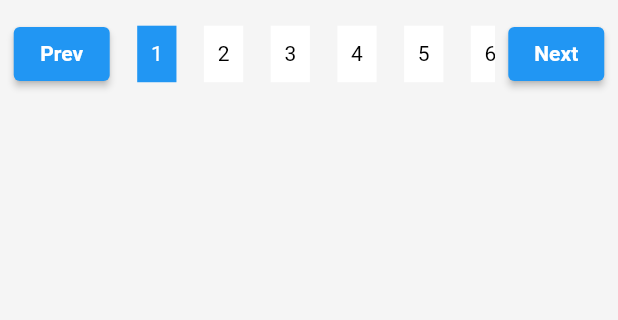
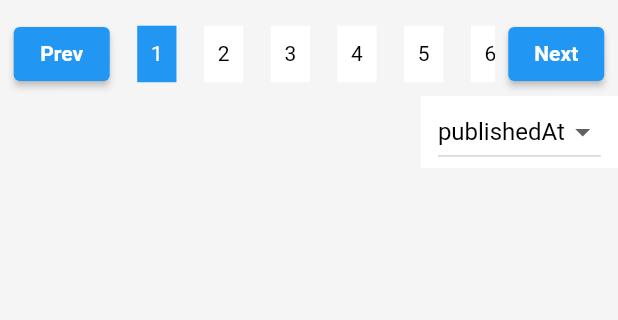
Before and after one commit to a7medAlqal3awyi/news_app, a Flutter app: the screen it shows after launch, on a phone screen of 412 x 824 dp, the part 164-484 px from its top. Run offline on Flutter 3.47's test engine with Material 2 defaults, Android fonts, the light colour scheme and no system bars; our stand-ins replace flutter_iconly, flutter_screenutil, google_fonts, shared_preferences.

Commit message:
Refactor DropDownWidget and add sorting functionality

```diff
--- a/lib/consts/vars.dart
+++ b/lib/consts/vars.dart
@@ -2,3 +2,8 @@ enum NewsType{
   allNews,
   topTrending
 }
+enum SortByEnum{
+  relevancy,
+  popularity,
+  publishedAt
+}
--- a/lib/screens/home_screen.dart
+++ b/lib/screens/home_screen.dart
@@ -6,6 +6,8 @@ import 'package:news_app/services/utils.dart';
 import 'package:news_app/widgets/custom_button.dart';
 import 'package:news_app/widgets/drower_widget.dart';
 import 'package:news_app/widgets/tap_widget.dart';
+
+import '../widgets/droped_down_widget.dart';
 
 class HomeScreen extends StatefulWidget {
   const HomeScreen({super.key});
@@ -18,7 +20,6 @@ class _HomeScreenState extends State<HomeScreen> {
   var newsType = NewsType.allNews;
   int currentPageIndex = 0;
 
-
   @override
   Widget build(BuildContext context) {
     return Scaffold(
@@ -28,7 +29,10 @@ class _HomeScreenState extends State<HomeScreen> {
         children: [
           _categoryWidget(),
           newsType == NewsType.topTrending ? Container() : _pageNavigation(),
-
+          const VerticalDivider(),
+          newsType == NewsType.topTrending
+              ? Container()
+              : const DropDownWidget(),
         ],
       ),
     );
--- /dev/null
+++ b/lib/widgets/droped_down_widget.dart
@@ -0,0 +1,51 @@
+import 'package:flutter/material.dart';
+import 'package:flutter_screenutil/flutter_screenutil.dart';
+
+import '../consts/vars.dart';
+
+class DropDownWidget extends StatefulWidget {
+  const DropDownWidget({super.key});
+
+  @override
+  State<DropDownWidget> createState() => _DropDownWidgetState();
+}
+
+class _DropDownWidgetState extends State<DropDownWidget> {
+  String sortBy = SortByEnum.publishedAt.name;
+
+  List<DropdownMenuItem<String>> get dropdownMenuItems {
+    List<DropdownMenuItem<String>> menuItems = [
+      DropdownMenuItem(
+          value: SortByEnum.relevancy.name,
+          child: Text(SortByEnum.relevancy.name)),
+      DropdownMenuItem(
+          value: SortByEnum.popularity.name,
+          child: Text(SortByEnum.popularity.name)),
+      DropdownMenuItem(
+          value: SortByEnum.publishedAt.name,
+          child: Text(SortByEnum.publishedAt.name)),
+    ];
+    return menuItems;
+  }
+
+  @override
+  Widget build(BuildContext context) {
+
+
+    return  Align(
+      alignment: Alignment.topRight,
+      child: Container(
+        color: Theme.of(context).cardColor,
+        padding: EdgeInsets.symmetric(horizontal: 10.w),
+        child: DropdownButton(
+            value: sortBy,
+            items: dropdownMenuItems,
+            onChanged: (String? val) {
+              setState(() {
+
+              });
+            }),
+      ),
+    );
+  }
+}
```
